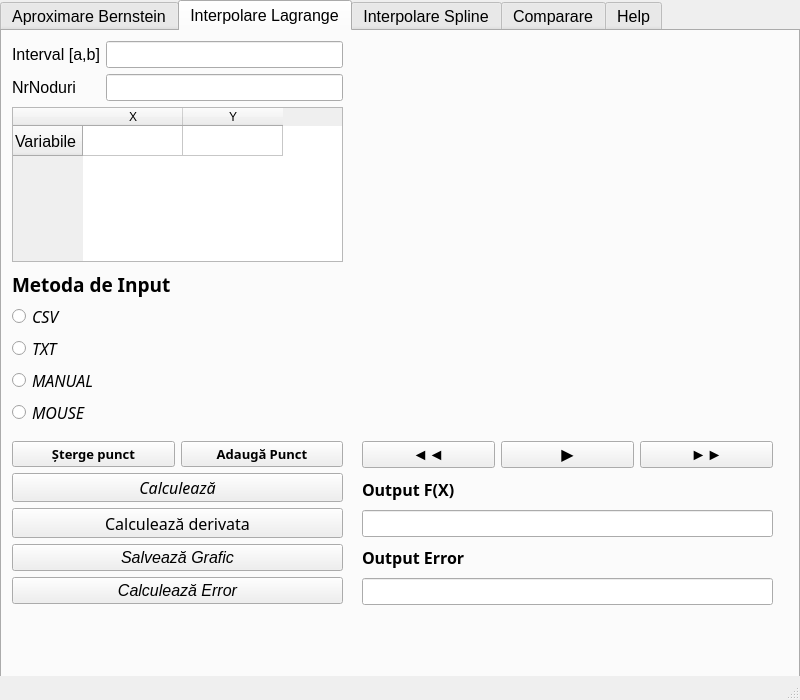
The window that PYTHONUI/UI_MODEL_01.ui (Vlad-Aureliu-Moraru/PROIECT-PY) describes before a commit, drawn with Qt 5.
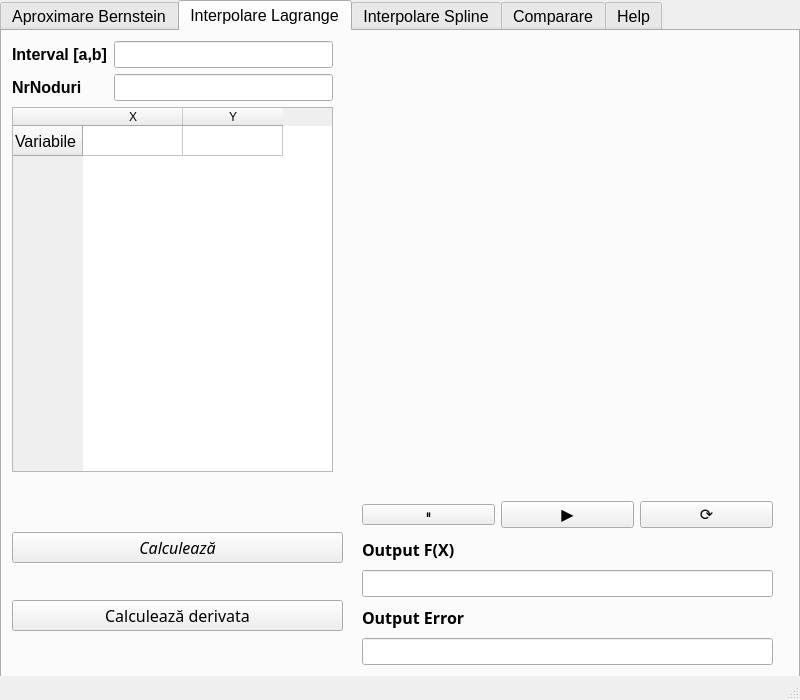
The same window after the commit. The open tabs and pages were chosen to show the change.

```diff
--- a/PYTHONUI/UI_MODEL_01.ui
+++ b/PYTHONUI/UI_MODEL_01.ui
@@ -372,46 +372,12 @@
       <property name="geometry">
        <rect>
         <x>10</x>
-        <y>410</y>
+        <y>470</y>
         <width>331</width>
         <height>163</height>
        </rect>
       </property>
       <layout class="QVBoxLayout" name="verticalLayout_3">
-       <item>
-        <layout class="QHBoxLayout" name="horizontalLayout">
-         <item>
-          <widget class="QPushButton" name="IL_BUTTON_STERGE">
-           <property name="font">
-            <font>
-             <family>Fira Sans</family>
-             <pointsize>10</pointsize>
-             <weight>75</weight>
-             <bold>true</bold>
-            </font>
-           </property>
-           <property name="text">
-            <string>Șterge punct</string>
-           </property>
-          </widget>
-         </item>
-         <item>
-          <widget class="QPushButton" name="IL_BUTTON_ADAUGA">
-           <property name="font">
-            <font>
-             <family>Fira Sans</family>
-             <pointsize>10</pointsize>
-             <weight>75</weight>
-             <bold>true</bold>
-            </font>
-           </property>
-           <property name="text">
-            <string>Adaugă Punct</string>
-           </property>
-          </widget>
-         </item>
-        </layout>
-       </item>
        <item>
         <widget class="QPushButton" name="IL_BUTTON_CALCULEAZA">
          <property name="font">
@@ -444,127 +410,6 @@
          </property>
         </widget>
        </item>
-       <item>
-        <widget class="QPushButton" name="IL_BUTTON_GRAFIC">
-         <property name="font">
-          <font>
-           <pointsize>12</pointsize>
-           <weight>50</weight>
-           <italic>true</italic>
-           <bold>false</bold>
-          </font>
-         </property>
-         <property name="text">
-          <string>Salvează Grafic</string>
-         </property>
-        </widget>
-       </item>
-       <item>
-        <widget class="QPushButton" name="IL_BUTTON_ERROR">
-         <property name="font">
-          <font>
-           <pointsize>12</pointsize>
-           <weight>50</weight>
-           <italic>true</italic>
-           <bold>false</bold>
-          </font>
-         </property>
-         <property name="text">
-          <string>Calculează Error</string>
-         </property>
-        </widget>
-       </item>
-      </layout>
-     </widget>
-     <widget class="QWidget" name="verticalLayoutWidget_8">
-      <property name="geometry">
-       <rect>
-        <x>10</x>
-        <y>240</y>
-        <width>191</width>
-        <height>154</height>
-       </rect>
-      </property>
-      <layout class="QVBoxLayout" name="verticalLayout_5">
-       <item>
-        <widget class="QLabel" name="IL_LABEL_METODE">
-         <property name="font">
-          <font>
-           <family>Fira Mono</family>
-           <pointsize>14</pointsize>
-           <weight>75</weight>
-           <bold>true</bold>
-          </font>
-         </property>
-         <property name="text">
-          <string>Metoda de Input</string>
-         </property>
-        </widget>
-       </item>
-       <item>
-        <widget class="QRadioButton" name="IL_RADIO_CSV">
-         <property name="font">
-          <font>
-           <family>Fira Sans</family>
-           <pointsize>12</pointsize>
-           <weight>50</weight>
-           <italic>true</italic>
-           <bold>false</bold>
-          </font>
-         </property>
-         <property name="text">
-          <string>CSV</string>
-         </property>
-        </widget>
-       </item>
-       <item>
-        <widget class="QRadioButton" name="IL_RADIO_TXT">
-         <property name="font">
-          <font>
-           <family>Fira Sans</family>
-           <pointsize>12</pointsize>
-           <weight>50</weight>
-           <italic>true</italic>
-           <bold>false</bold>
-          </font>
-         </property>
-         <property name="text">
-          <string>TXT</string>
-         </property>
-        </widget>
-       </item>
-       <item>
-        <widget class="QRadioButton" name="IL_RADIO_MANUAL">
-         <property name="font">
-          <font>
-           <family>Fira Sans</family>
-           <pointsize>12</pointsize>
-           <weight>50</weight>
-           <italic>true</italic>
-           <bold>false</bold>
-          </font>
-         </property>
-         <property name="text">
-          <string>MANUAL</string>
-         </property>
-        </widget>
-       </item>
-       <item>
-        <widget class="QRadioButton" name="IL_RADIO_MOUSE">
-         <property name="font">
-          <font>
-           <family>Fira Sans</family>
-           <pointsize>12</pointsize>
-           <weight>50</weight>
-           <italic>true</italic>
-           <bold>false</bold>
-          </font>
-         </property>
-         <property name="text">
-          <string>MOUSE</string>
-         </property>
-        </widget>
-       </item>
       </layout>
      </widget>
      <widget class="QWidget" name="formLayoutWidget">
@@ -572,13 +417,20 @@
        <rect>
         <x>10</x>
         <y>10</y>
-        <width>331</width>
-        <height>221</height>
+        <width>321</width>
+        <height>431</height>
        </rect>
       </property>
       <layout class="QFormLayout" name="formLayout">
        <item row="0" column="0">
         <widget class="QLabel" name="IL_LABEL_INTERVAL">
+         <property name="font">
+          <font>
+           <pointsize>12</pointsize>
+           <weight>75</weight>
+           <bold>true</bold>
+          </font>
+         </property>
          <property name="text">
           <string>Interval [a,b]</string>
          </property>
@@ -589,6 +441,13 @@
        </item>
        <item row="1" column="0">
         <widget class="QLabel" name="IL_LABEL_NODURI">
+         <property name="font">
+          <font>
+           <pointsize>12</pointsize>
+           <weight>75</weight>
+           <bold>true</bold>
+          </font>
+         </property>
          <property name="text">
           <string>NrNoduri</string>
          </property>
@@ -622,7 +481,7 @@
       <property name="geometry">
        <rect>
         <x>360</x>
-        <y>410</y>
+        <y>470</y>
         <width>411</width>
         <height>164</height>
        </rect>
@@ -634,13 +493,13 @@
           <widget class="QPushButton" name="IL_BUTTON_PREV">
            <property name="font">
             <font>
-             <pointsize>12</pointsize>
+             <pointsize>8</pointsize>
              <weight>50</weight>
              <bold>false</bold>
             </font>
            </property>
            <property name="text">
-            <string>◄◄</string>
+            <string>⏸</string>
            </property>
           </widget>
          </item>
@@ -668,7 +527,7 @@
             </font>
            </property>
            <property name="text">
-            <string>►►</string>
+            <string>⟳</string>
            </property>
           </widget>
          </item>
@@ -718,7 +577,7 @@
         <x>360</x>
         <y>10</y>
         <width>411</width>
-        <height>391</height>
+        <height>431</height>
        </rect>
       </property>
       <layout class="QGridLayout" name="gridLayout_2">
```
Left out of the diff: 242 changed lines with no effect on the pictures.
